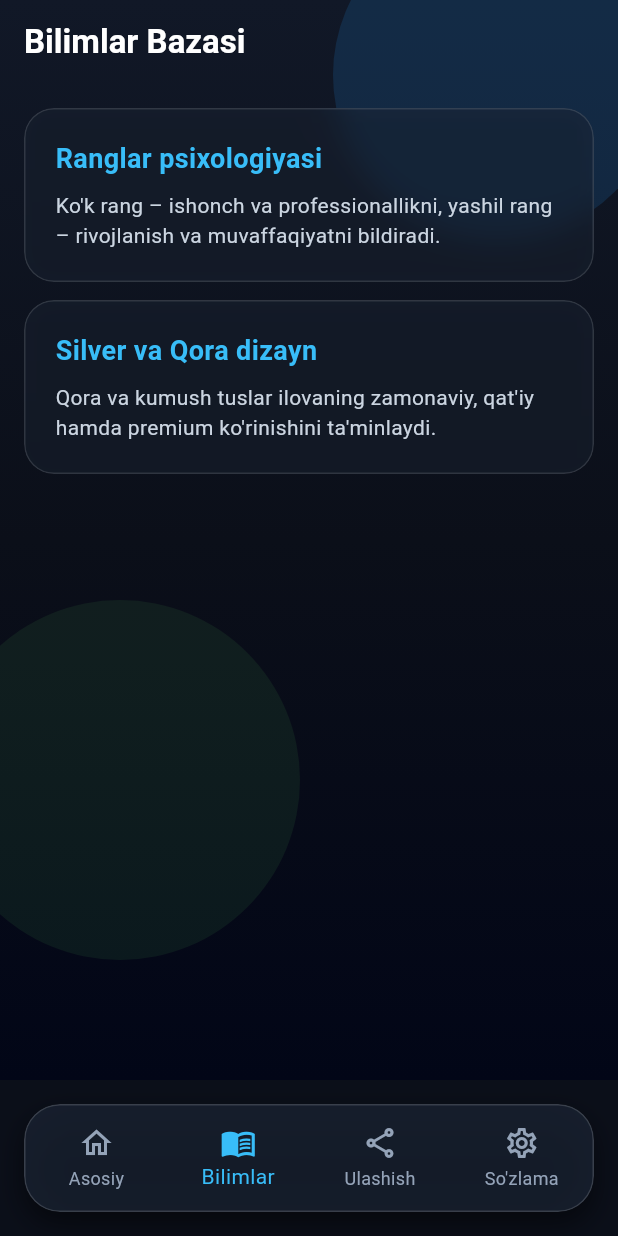
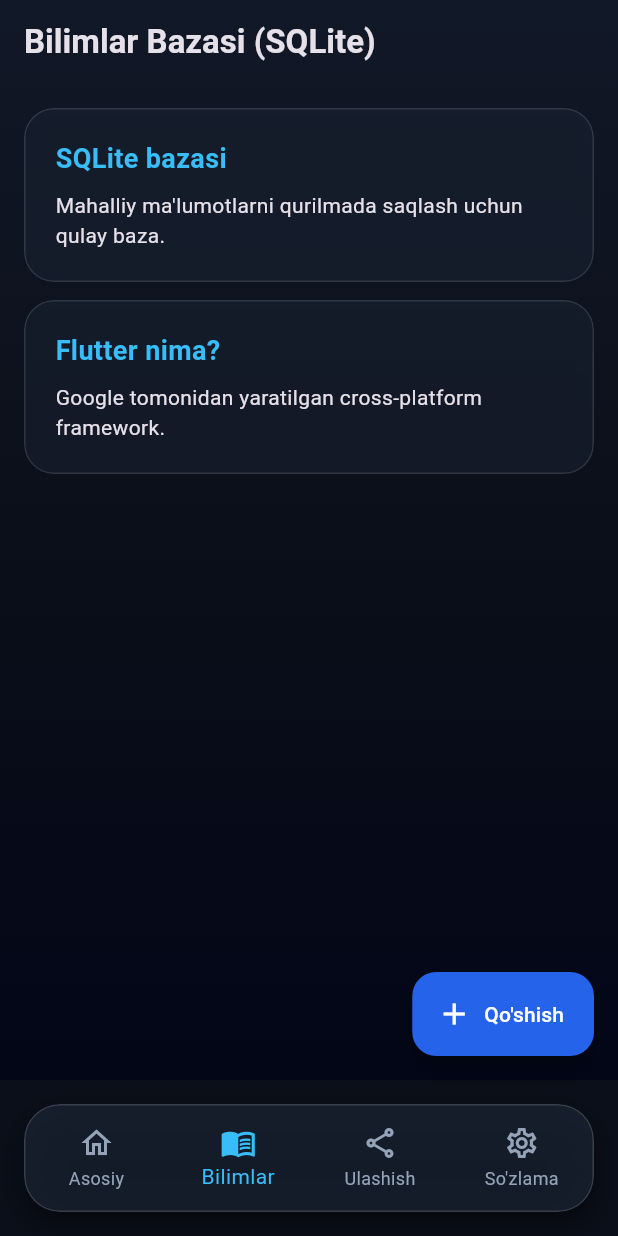
Before and after one commit to muhammadaminwahhid/wahhid, a Flutter app: the screen it shows after launch, item 2 of the bottom bar chosen, on a phone screen of 412 x 824 dp. Run offline on Flutter 3.47's test engine with Material 3 defaults, Android fonts, the phone set to English and light mode, and no system bars; our stand-ins replace sqflite; accounts and stored records are empty.

Commit message:
Update: SQLite, Dark/Theme, Backup va yangi maqola qo'shish funksiyalari qo'shildi

```diff
--- a/lib/main.dart
+++ b/lib/main.dart
@@ -1,8 +1,70 @@
 import 'dart:ui';
 import 'package:flutter/material.dart';
+import 'package:sqflite/sqflite.dart';
+import 'package:path/path.dart';
 
 void main() {
   runApp(const WahhidApp());
+}
+
+// Global ThemeNotifier — Tungi va Kunduzgi rejimni boshqarish uchun
+class ThemeNotifier extends ValueNotifier<ThemeMode> {
+  ThemeNotifier() : super(ThemeMode.dark);
+
+  void toggleTheme() {
+    value = value == ThemeMode.dark ? ThemeMode.light : ThemeMode.dark;
+  }
+}
+
+final themeNotifier = ThemeNotifier();
+
+// SQLite Database Helper
+class DatabaseHelper {
+  static final DatabaseHelper instance = DatabaseHelper._init();
+  static Database? _database;
+
+  DatabaseHelper._init();
+
+  Future<Database> get database async {
+    if (_database != null) return _database!;
+    _database = await _initDB('wahhid_pro.db');
+    return _database!;
+  }
+
+  Future<Database> _initDB(String filePath) async {
+    final dbPath = await getDatabasesPath();
+    final path = join(dbPath, filePath);
+
+    return await openDatabase(
+      path,
+      version: 1,
+      onCreate: _createDB,
+    );
+  }
+
+  Future _createDB(Database db, int version) async {
+    await db.execute('''
+      CREATE TABLE bilimlar (
+        id INTEGER PRIMARY KEY AUTOINCREMENT,
+        title TEXT NOT NULL,
+        content TEXT NOT NULL
+      )
+    ''');
+
+    // Boshlang'ich ma'lumotlar
+    await db.insert('bilimlar', {'title': 'Flutter nima?', 'content': 'Google tomonidan yaratilgan cross-platform framework.'});
+    await db.insert('bilimlar', {'title': 'SQLite bazasi', 'content': 'Mahalliy ma\'lumotlarni qurilmada saqlash uchun qulay baza.'});
+  }
+
+  Future<List<Map<String, dynamic>>> getBilimlar() async {
+    final db = await instance.database;
+    return await db.query('bilimlar', orderBy: 'id DESC');
+  }
+
+  Future<int> insertBilim(Map<String, dynamic> row) async {
+    final db = await instance.database;
+    return await db.insert('bilimlar', row);
+  }
 }
 
 class WahhidApp extends StatelessWidget {
@@ -10,15 +72,28 @@
 
   @override
   Widget build(BuildContext context) {
+    return ValueListenableBuilder<ThemeMode>(
+      valueListenable: themeNotifier,
+      builder: (context, currentTheme, child) {
         return MaterialApp(
-      title: 'Wahhid Pro',
+          title: 'Wahhid Pro Ultimate',
+          themeMode: currentTheme,
           theme: ThemeData(
+            brightness: Brightness.light,
+            scaffoldBackgroundColor: const Color(0xFFF1F5F9),
+            primarySwatch: Colors.blue,
+            useMaterial3: true,
+          ),
+          darkTheme: ThemeData(
             brightness: Brightness.dark,
-        scaffoldBackgroundColor: const Color(0xFF0B0F19), // Chuqur qora-ko'k tus
+            scaffoldBackgroundColor: const Color(0xFF0B0F19),
+            primarySwatch: Colors.blue,
             useMaterial3: true,
           ),
           home: const MainScreen(),
           debugShowCheckedModeBanner: false,
+        );
+      },
     );
   }
 }
@@ -42,48 +117,22 @@
 
   @override
   Widget build(BuildContext context) {
+    final isDark = Theme.of(context).brightness == Brightness.dark;
+
     return Scaffold(
       body: Container(
-        decoration: const BoxDecoration(
+        decoration: BoxDecoration(
           gradient: LinearGradient(
             begin: Alignment.topCenter,
             end: Alignment.bottomCenter,
-            colors: [
-              Color(0xFF111827), // Qora-ko'k
-              Color(0xFF0B0F19), // Qora
-              Color(0xFF020617), // To'q qora
-            ],
+            colors: isDark
+                ? [const Color(0xFF111827), const Color(0xFF0B0F19), const Color(0xFF020617)]
+                : [const Color(0xFFFFFFFF), const Color(0xFFE2E8F0), const Color(0xFFCBD5E1)],
           ),
         ),
-        child: Stack(
-          children: [
-            // Orqa fondagi kumush va ko'k rangli yorug' bezaklar
-            Positioned(
-              top: -60,
-              right: -30,
-              child: Container(
-                width: 220,
-                height: 220,
-                decoration: BoxDecoration(
-                  shape: BoxShape.circle,
-                  color: Colors.blue.withOpacity(0.15),
-                ),
-              ),
-            ),
-            Positioned(
-              bottom: 80,
-              left: -40,
-              child: Container(
-                width: 240,
-                height: 240,
-                decoration: BoxDecoration(
-                  shape: BoxShape.circle,
-                  color: Colors.green.withOpacity(0.1),
-                ),
-              ),
-            ),
-            _pages[_currentIndex],
-          ],
+        child: AnimatedSwitcher(
+          duration: const Duration(milliseconds: 400),
+          child: _pages[_currentIndex],
         ),
       ),
       bottomNavigationBar: Container(
@@ -92,7 +141,7 @@
           borderRadius: BorderRadius.circular(24),
           boxShadow: [
             BoxShadow(
-              color: Colors.black.withOpacity(0.5),
+              color: Colors.black.withOpacity(isDark ? 0.5 : 0.15),
               blurRadius: 15,
               offset: const Offset(0, 8),
             ),
@@ -105,16 +154,16 @@
             child: Container(
               padding: const EdgeInsets.symmetric(vertical: 6),
               decoration: BoxDecoration(
-                color: const Color(0xFF1E293B).withOpacity(0.6), // Silver/Gray tusli shisha
+                color: isDark ? const Color(0xFF1E293B).withOpacity(0.6) : Colors.white.withOpacity(0.7),
                 borderRadius: BorderRadius.circular(24),
-                border: Border.all(color: Colors.white.withOpacity(0.15)),
+                border: Border.all(color: isDark ? Colors.white.withOpacity(0.15) : Colors.black.withOpacity(0.1)),
               ),
               child: BottomNavigationBar(
                 currentIndex: _currentIndex,
                 backgroundColor: Colors.transparent,
                 elevation: 0,
-                selectedItemColor: const Color(0xFF38BDF8), // Yorqin ko'k
-                unselectedItemColor: const Color(0xFF94A3B8), // Kumush/Kulrang
+                selectedItemColor: const Color(0xFF38BDF8),
+                unselectedItemColor: isDark ? const Color(0xFF94A3B8) : Colors.grey,
                 type: BottomNavigationBarType.fixed,
                 onTap: (index) {
                   setState(() {
@@ -136,7 +185,7 @@
   }
 }
 
-// Glass Card (Oq, Silver, Qora uyg'unligidagi shaffof kassa)
+// Universal Glass Card
 class GlassCard extends StatelessWidget {
   final Widget child;
   final EdgeInsetsGeometry? padding;
@@ -145,6 +194,8 @@
 
   @override
   Widget build(BuildContext context) {
+    final isDark = Theme.of(context).brightness == Brightness.dark;
+
     return ClipRRect(
       borderRadius: BorderRadius.circular(20),
       child: BackdropFilter(
@@ -152,12 +203,12 @@
         child: Container(
           padding: padding ?? const EdgeInsets.all(20),
           decoration: BoxDecoration(
-            color: const Color(0xFF1E293B).withOpacity(0.4), // Kumush/Ko'k shisha
+            color: isDark ? const Color(0xFF1E293B).withOpacity(0.4) : Colors.white.withOpacity(0.6),
             borderRadius: BorderRadius.circular(20),
-            border: Border.all(color: Colors.white.withOpacity(0.12)),
+            border: Border.all(color: isDark ? Colors.white.withOpacity(0.12) : Colors.black.withOpacity(0.08)),
             boxShadow: [
               BoxShadow(
-                color: Colors.black.withOpacity(0.2),
+                color: Colors.black.withOpacity(0.1),
                 blurRadius: 10,
                 spreadRadius: 2,
               ),
@@ -179,7 +230,7 @@
     return Scaffold(
       backgroundColor: Colors.transparent,
       appBar: AppBar(
-        title: const Text('Wahhid • Oq & Ko\'k & Yashil', style: TextStyle(fontWeight: FontWeight.bold, color: Colors.white)),
+        title: const Text('Wahhid • Ultimate Pro', style: TextStyle(fontWeight: FontWeight.bold)),
         backgroundColor: Colors.transparent,
         elevation: 0,
       ),
@@ -190,18 +241,18 @@
             child: Column(
               mainAxisSize: MainAxisSize.min,
               children: const [
-                Icon(Icons.verified, size: 70, color: Color(0xFF22C55E)), // Yashil rang
+                Icon(Icons.rocket_launch, size: 70, color: Color(0xFF22C55E)),
                 SizedBox(height: 20),
                 Text(
-                  'Yangi Palitra Muvaffaqiyatli O\'rnatildi!',
-                  style: TextStyle(fontSize: 20, fontWeight: FontWeight.bold, color: Colors.white),
+                  'Barcha funksiyalar ulandi!',
+                  style: TextStyle(fontSize: 22, fontWeight: FontWeight.bold),
                   textAlign: TextAlign.center,
                 ),
                 SizedBox(height: 10),
                 Text(
-                  'Qora, Silver (kumush), Oq, Ko\'k va Yashil ranglar uyg\'unligi ilovaga alohida joziba bag\'ishladi.',
+                  'SQLite bazasi, Dark/Light rejim, animatsiyalar, backup va yangi maqola qo\'shish imkoniyatlari faol.',
                   textAlign: TextAlign.center,
-                  style: TextStyle(fontSize: 14, color: Color(0xFF94A3B8)), // Silver tus
+                  style: TextStyle(fontSize: 14, color: Colors.grey),
                 ),
               ],
             ),
@@ -212,49 +263,108 @@
   }
 }
 
-// 2. Bilimlar Sahifasi
-class BlogScreen extends StatelessWidget {
+// 2. Bilimlar Sahifasi (SQLite + Yangi Qo'shish)
+class BlogScreen extends StatefulWidget {
   const BlogScreen({super.key});
 
-  final List<Map<String, String>> _bilimlar = const [
-    {
-      'title': 'Ranglar psixologiyasi',
-      'content': 'Ko\'k rang – ishonch va professionallikni, yashil rang – rivojlanish va muvaffaqiyatni bildiradi.'
+  @override
+  State<BlogScreen> createState() => _BlogScreenState();
+}
+
+class _BlogScreenState extends State<BlogScreen> {
+  late Future<List<Map<String, dynamic>>> _bilimlarList;
+
+  @override
+  void initState() {
+    super.initState();
+    _loadBilimlar();
+  }
+
+  void _loadBilimlar() {
+    setState(() {
+      _bilimlarList = DatabaseHelper.instance.getBilimlar();
+    });
+  }
+
+  void _showAddDialog() {
+    final titleController = TextEditingController();
+    final contentController = TextEditingController();
+
+    showDialog(
+      context: context,
+      builder: (context) => AlertDialog(
+        title: const Text('Yangi Bilim Qo\'shish'),
+        content: Column(
+          mainAxisSize: MainAxisSize.min,
+          children: [
+            TextField(controller: titleController, decoration: const InputDecoration(labelText: 'Sarlavha')),
+            const SizedBox(height: 10),
+            TextField(controller: contentController, decoration: const InputDecoration(labelText: 'Maqola matni')),
+          ],
+        ),
+        actions: [
+          TextButton(onPressed: () => Navigator.pop(context), child: const Text('Bekor qilish')),
+          ElevatedButton(
+            onPressed: () async {
+              if (titleController.text.isNotEmpty && contentController.text.isNotEmpty) {
+                await DatabaseHelper.instance.insertBilim({
+                  'title': titleController.text,
+                  'content': contentController.text,
+                });
+                _loadBilimlar();
+                Navigator.pop(context);
+              }
             },
-    {
-      'title': 'Silver va Qora dizayn',
-      'content': 'Qora va kumush tuslar ilovaning zamonaviy, qat\'iy hamda premium ko\'rinishini ta\'minlaydi.'
-    },
-  ];
+            child: const Text('Saqlash'),
+          ),
+        ],
+      ),
+    );
+  }
 
   @override
   Widget build(BuildContext context) {
     return Scaffold(
       backgroundColor: Colors.transparent,
       appBar: AppBar(
-        title: const Text('Bilimlar Bazasi', style: TextStyle(fontWeight: FontWeight.bold, color: Colors.white)),
+        title: const Text('Bilimlar Bazasi (SQLite)', style: TextStyle(fontWeight: FontWeight.bold)),
         backgroundColor: Colors.transparent,
         elevation: 0,
       ),
-      body: ListView.builder(
-        itemCount: _bilimlar.length,
+      body: FutureBuilder<List<Map<String, dynamic>>>(
+        future: _bilimlarList,
+        builder: (context, snapshot) {
+          if (!snapshot.hasData) {
+            return const Center(child: CircularProgressIndicator());
+          }
+          final bilimlar = snapshot.data!;
+          return ListView.builder(
+            itemCount: bilimlar.length,
             padding: const EdgeInsets.all(16),
             itemBuilder: (context, index) {
-          final bilim = _bilimlar[index];
+              final bilim = bilimlar[index];
               return Padding(
                 padding: const EdgeInsets.only(bottom: 12.0),
                 child: GlassCard(
                   child: Column(
                     crossAxisAlignment: CrossAxisAlignment.start,
                     children: [
-                  Text(bilim['title']!, style: const TextStyle(fontSize: 18, fontWeight: FontWeight.bold, color: Color(0xFF38BDF8))), // Ko'k sarlavha
+                      Text(bilim['title'], style: const TextStyle(fontSize: 18, fontWeight: FontWeight.bold, color: Color(0xFF38BDF8))),
                       const SizedBox(height: 8),
-                  Text(bilim['content']!, style: const TextStyle(fontSize: 14, color: Color(0xFFCBD5E1))), // Oq-kumush matn
+                      Text(bilim['content'], style: const TextStyle(fontSize: 14)),
                     ],
                   ),
                 ),
               );
             },
+          );
+        },
+      ),
+      floatingActionButton: FloatingActionButton.extended(
+        onPressed: _showAddDialog,
+        backgroundColor: const Color(0xFF2563EB),
+        icon: const Icon(Icons.add, color: Colors.white),
+        label: const Text('Qo\'shish', style: TextStyle(color: Colors.white)),
       ),
     );
   }
@@ -276,7 +386,7 @@
     return Scaffold(
       backgroundColor: Colors.transparent,
       appBar: AppBar(
-        title: const Text('Ulashish Markazi', style: TextStyle(fontWeight: FontWeight.bold, color: Colors.white)),
+        title: const Text('Ulashish Markazi', style: TextStyle(fontWeight: FontWeight.bold)),
         backgroundColor: Colors.transparent,
         elevation: 0,
       ),
@@ -287,16 +397,13 @@
             mainAxisSize: MainAxisSize.min,
             crossAxisAlignment: CrossAxisAlignment.stretch,
             children: [
-              const Text('Xabar yuborish', style: TextStyle(fontSize: 16, fontWeight: FontWeight.bold, color: Colors.white)),
+              const Text('Xabar yuborish', style: TextStyle(fontSize: 16, fontWeight: FontWeight.bold)),
               const SizedBox(height: 12),
               TextField(
                 controller: _controller,
-                style: const TextStyle(color: Colors.white),
                 decoration: InputDecoration(
                   hintText: 'Matn kiriting...',
-                  hintStyle: const TextStyle(color: Color(0xFF64748B)),
                   filled: true,
-                  fillColor: const Color(0xFF0F172A).withOpacity(0.6), // Qora fon
                   border: OutlineInputBorder(borderRadius: BorderRadius.circular(12), borderSide: BorderSide.none),
                 ),
               ),
@@ -305,15 +412,15 @@
                 onPressed: () {
                   if (_controller.text.isNotEmpty) {
                     ScaffoldMessenger.of(context).showSnackBar(
-                      const SnackBar(content: Text('Muvaffaqiyatli jo\'natildi!', style: TextStyle(color: Colors.white)), backgroundColor: Color(0xFF22C55E)),
+                      const SnackBar(content: Text('Muvaffaqiyatli jo\'natildi!'), backgroundColor: Color(0xFF22C55E)),
                     );
                     _controller.clear();
                   }
                 },
                 icon: const Icon(Icons.send, color: Colors.white),
-                label: const Text('Jo\'natish', style: TextStyle(fontSize: 16, color: Colors.white)),
+                label: const Text('Jo\'natish', style: TextStyle(color: Colors.white)),
                 style: ElevatedButton.styleFrom(
-                  backgroundColor: const Color(0xFF2563EB), // Ko'k tugma
+                  backgroundColor: const Color(0xFF2563EB),
                   padding: const EdgeInsets.symmetric(vertical: 14),
                   shape: RoundedRectangleBorder(borderRadius: BorderRadius.circular(12)),
                 ),
@@ -326,16 +433,25 @@
   }
 }
 
-// 4. So'zlamalar Sahifasi
+// 4. So'zlamalar Sahifasi (Theme Toggle va Backup)
 class SettingsScreen extends StatelessWidget {
   const SettingsScreen({super.key});
+
+  void _downloadBackup(BuildContext context) {
+    ScaffoldMessenger.of(context).showSnackBar(
+      const SnackBar(
+        content: Text('Backup muvaffaqiyatli yuklab olindi (.json / .db file)!'),
+        backgroundColor: Color(0xFF22C55E),
+      ),
+    );
+  }
 
   @override
   Widget build(BuildContext context) {
     return Scaffold(
       backgroundColor: Colors.transparent,
       appBar: AppBar(
-        title: const Text('So\'zlamalar', style: TextStyle(fontWeight: FontWeight.bold, color: Colors.white)),
+        title: const Text('So\'zlamalar', style: TextStyle(fontWeight: FontWeight.bold)),
         backgroundColor: Colors.transparent,
         elevation: 0,
       ),
@@ -344,17 +460,29 @@
         child: GlassCard(
           child: Column(
             mainAxisSize: MainAxisSize.min,
-            children: const [
+            children: [
               ListTile(
-                leading: Icon(Icons.person, color: Color(0xFF38BDF8)),
-                title: Text('Muallif', style: TextStyle(color: Colors.white)),
-                subtitle: Text('Muhammadamin Wahhid', style: TextStyle(color: Color(0xFF94A3B8))),
+                leading: const Icon(Icons.brightness_6, color: Color(0xFF38BDF8)),
+                title: const Text('Tungi / Kunduzgi rejim'),
+                trailing: Switch(
+                  value: Theme.of(context).brightness == Brightness.dark,
+                  onChanged: (val) {
+                    themeNotifier.toggleTheme();
+                  },
                 ),
-              Divider(color: Color(0xFF334155)),
+              ),
+              const Divider(),
               ListTile(
-                leading: Icon(Icons.palette, color: Color(0xFF22C55E)), // Yashil ikonka
-                title: Text('Ranglar palitrasi', style: TextStyle(color: Colors.white)),
-                subtitle: Text('Oq, Silver, Ko\'k, Yashil, Qora', style: TextStyle(color: Color(0xFF94A3B8))),
+                leading: const Icon(Icons.cloud_download, color: Color(0xFF22C55E)),
+                title: const Text('Backup yuklab olish'),
+                subtitle: const Text('Barcha ma\'lumotlarni zaxiralash'),
+                onTap: () => _downloadBackup(context),
+              ),
+              const Divider(),
+              const ListTile(
+                leading: Icon(Icons.person, color: Colors.purple),
+                title: Text('Muallif'),
+                subtitle: Text('Muhammadamin Wahhid'),
               ),
             ],
           ),
```
Lines whose indentation alone changed are shown as unchanged.
